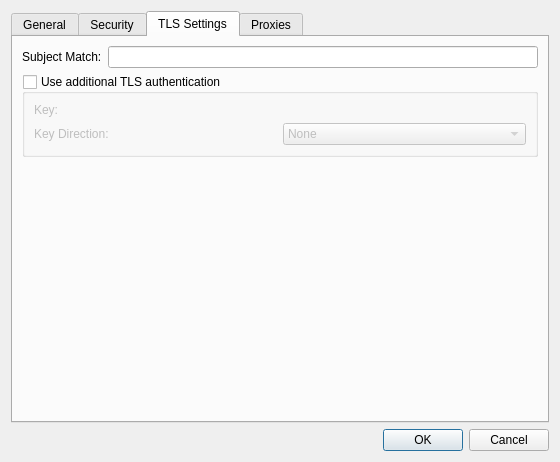
Before: the Qt Designer form vpn/openvpn/openvpnadvanced.ui in KDE/plasma-nm, drawn with Qt 5.
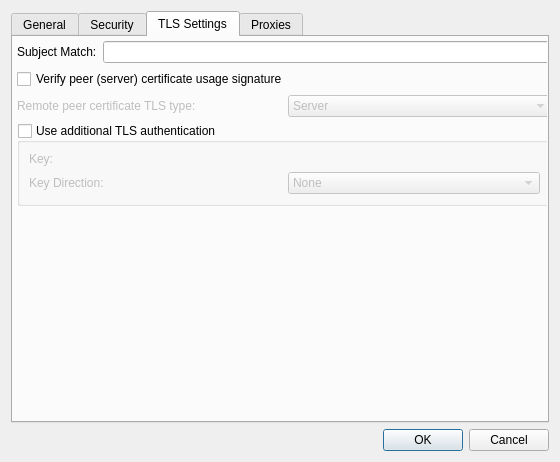
After: the same form once the commit is applied. The open tabs and pages were chosen to show the change. Custom widgets are drawn as their Qt base class.

Commit message:
OpenVPN: Add option for server certificate verification
BUG:341069

Patch:
```diff
--- a/vpn/openvpn/openvpnadvanced.ui
+++ b/vpn/openvpn/openvpnadvanced.ui
@@ -284,7 +284,16 @@
       <attribute name="title">
        <string>TLS Settings</string>
       </attribute>
-      <layout class="QVBoxLayout" name="verticalLayout_9">
+      <widget class="QWidget" name="layoutWidget">
+       <property name="geometry">
+        <rect>
+         <x>4</x>
+         <y>4</y>
+         <width>535</width>
+         <height>362</height>
+        </rect>
+       </property>
+       <layout class="QVBoxLayout" name="verticalLayout_2">
        <item>
         <layout class="QHBoxLayout" name="horizontalLayout_10">
          <item>
@@ -306,6 +315,44 @@
          </item>
         </layout>
        </item>
+        <item>
+         <widget class="QCheckBox" name="chkRemoteCertTls">
+          <property name="text">
+           <string>Verify peer (server) certificate usage signature</string>
+          </property>
+         </widget>
+        </item>
+        <item>
+         <layout class="QHBoxLayout" name="horizontalLayout_3">
+          <item>
+           <widget class="QLabel" name="labelRemoteCertTls">
+            <property name="enabled">
+             <bool>false</bool>
+            </property>
+            <property name="text">
+             <string>Remote peer certificate TLS type:</string>
+            </property>
+           </widget>
+          </item>
+          <item>
+           <widget class="QComboBox" name="cmbRemoteCertTls">
+            <property name="enabled">
+             <bool>false</bool>
+            </property>
+            <item>
+             <property name="text">
+              <string>Server</string>
+             </property>
+            </item>
+            <item>
+             <property name="text">
+              <string>Client</string>
+             </property>
+            </item>
+           </widget>
+          </item>
+         </layout>
+        </item>
        <item>
         <widget class="QGroupBox" name="useExtraTlsAuth">
          <property name="title">
@@ -384,13 +431,14 @@
          </property>
          <property name="sizeHint" stdset="0">
           <size>
-           <width>20</width>
-           <height>0</height>
+            <width>533</width>
+            <height>178</height>
           </size>
          </property>
         </spacer>
        </item>
       </layout>
+      </widget>
      </widget>
      <widget class="QWidget" name="proxyTab">
       <attribute name="title">
```
Left out of the diff: 35 changed lines with no effect on the pictures. Lines whose indentation alone changed are shown as unchanged. The commit also changes 2 other files.
